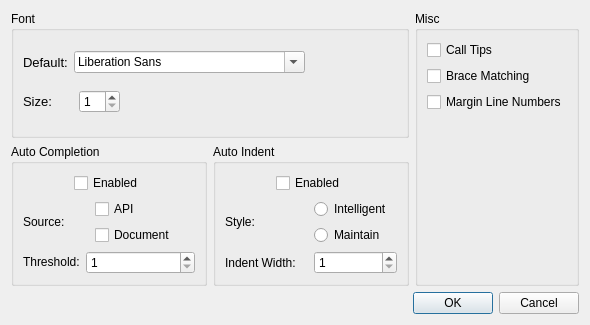
Before: the Qt Designer form editor/ui/EditorSettingsDialog.ui in kipr/kiss, drawn with Qt 5.
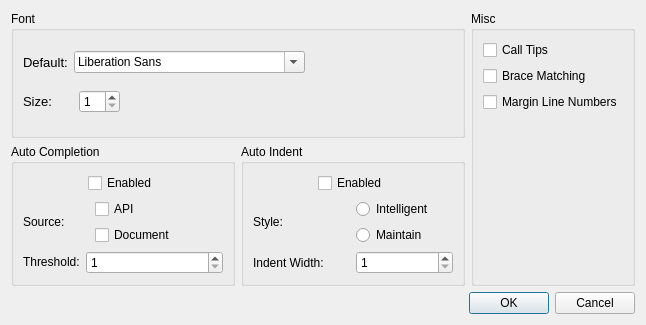
After: the same form once the commit is applied.

```diff
--- a/editor/ui/EditorSettingsDialog.ui
+++ b/editor/ui/EditorSettingsDialog.ui
@@ -1,11 +1,11 @@
 <ui version="4.0" >
  <class>EditorSettingsDialog</class>
- <widget class="QDialog" name="EditorSettingsDialog" >
-  <property name="geometry" >
+ <widget class="QDialog" name="EditorSettingsDialog">
+  <property name="geometry">
    <rect>
     <x>0</x>
     <y>0</y>
-    <width>590</width>
+    <width>646</width>
     <height>325</height>
    </rect>
   </property>
@@ -379,8 +379,8 @@
      <property name="orientation" >
       <enum>Qt::Horizontal</enum>
      </property>
-     <property name="standardButtons" >
-      <set>QDialogButtonBox::Cancel|QDialogButtonBox::NoButton|QDialogButtonBox::Ok</set>
+     <property name="standardButtons">
+      <set>QDialogButtonBox::Cancel|QDialogButtonBox::Ok</set>
      </property>
     </widget>
    </item>
```
Left out of the diff: 207 changed lines with no effect on the pictures.
